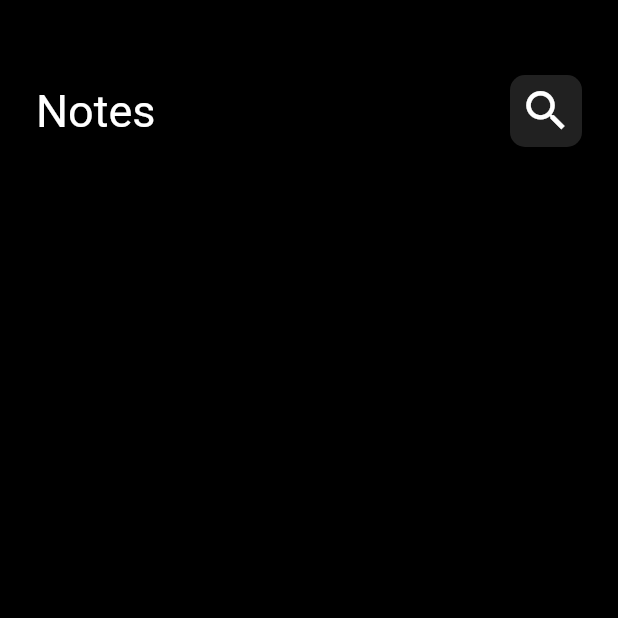
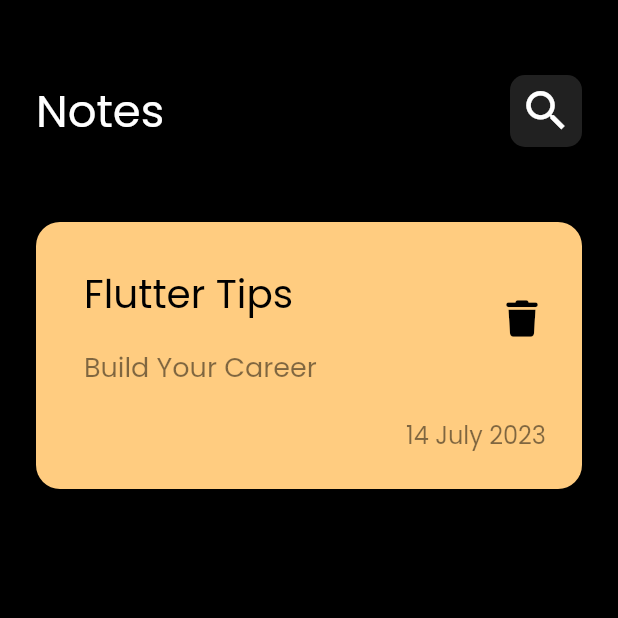
Before and after one commit to Kerolos163/Note_App, a Flutter app: the screen it shows after launch, on a phone screen of 412 x 824 dp, the top half of it. Run offline on Flutter 3.47's test engine with Material 2 defaults, Android fonts, the phone set to English and light mode, and no system bars; our stand-ins replace font_awesome_flutter.

Commit message:
Create Note Card & add Font

```diff
--- /dev/null
+++ b/lib/Views/widget/Custom_Note_Card.dart
@@ -0,0 +1,51 @@
+import 'package:flutter/material.dart';
+import 'package:font_awesome_flutter/font_awesome_flutter.dart';
+
+class NoteCard extends StatelessWidget {
+  const NoteCard({super.key});
+
+  @override
+  Widget build(BuildContext context) {
+    return Container(
+      padding: const EdgeInsets.only(top: 24, bottom: 24, left: 16),
+      decoration: BoxDecoration(
+        color: const Color(0xffFFCC80),
+        borderRadius: BorderRadius.circular(16),
+      ),
+      child: Column(
+        crossAxisAlignment: CrossAxisAlignment.end,
+        children: [
+          ListTile(
+            title: const Text(
+              "Flutter Tips",
+              style: TextStyle(color: Colors.black, fontSize: 26),
+            ),
+            subtitle: Padding(
+              padding: const EdgeInsets.symmetric(vertical: 16),
+              child: Text("Build Your Career",
+                  style: TextStyle(
+                      color: Colors.black.withOpacity(.5), fontSize: 18)),
+            ),
+            trailing: IconButton(
+                onPressed: () {
+                  print("WESSSSSSSSSSSSSO");
+                },
+                icon: const Icon(
+                  FontAwesomeIcons.trash,
+                  color: Colors.black,
+                  size: 24,
+                )),
+          ),
+          Padding(
+            padding: const EdgeInsets.only(right: 24),
+            child: Text(
+              "14 July 2023",
+              style:
+                  TextStyle(color: Colors.black.withOpacity(.5), fontSize: 16),
+            ),
+          )
+        ],
+      ),
+    );
+  }
+}
--- a/lib/Views/widget/Notes_View_Body.dart
+++ b/lib/Views/widget/Notes_View_Body.dart
@@ -1,6 +1,8 @@
 import 'package:flutter/material.dart';
+import 'package:font_awesome_flutter/font_awesome_flutter.dart';
 
 import 'Custom_AppBar.dart';
+import 'Custom_Note_Card.dart';
 
 class Notes_View_Body extends StatelessWidget {
   const Notes_View_Body({super.key});
@@ -12,6 +14,7 @@ class Notes_View_Body extends StatelessWidget {
       child: Column(
         children: const [
           CustomAppBar(),
+          NoteCard(),
         ],
       ),
     );
--- a/lib/main.dart
+++ b/lib/main.dart
@@ -13,7 +13,11 @@ class Notes_App extends StatelessWidget {
   Widget build(BuildContext context) {
     return MaterialApp(
       debugShowCheckedModeBanner: false,
-      theme: ThemeData.dark().copyWith(scaffoldBackgroundColor: Colors.black),
+      theme: ThemeData(
+        brightness: Brightness.dark,
+        scaffoldBackgroundColor: Colors.black,
+        fontFamily: "Poppins"
+      ),
       home: const Notes_View(),
     );
   }
```
Also changed, not shown: pubspec.yaml (+5 -6 lines), assets/Fonts/Poppins-Regular.ttf (added), pubspec.lock.
